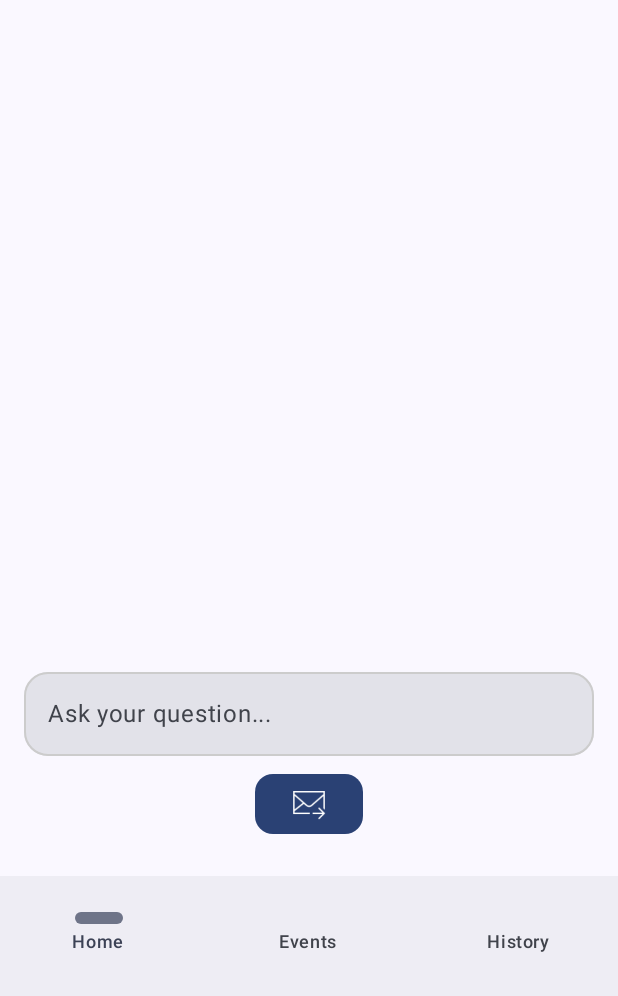
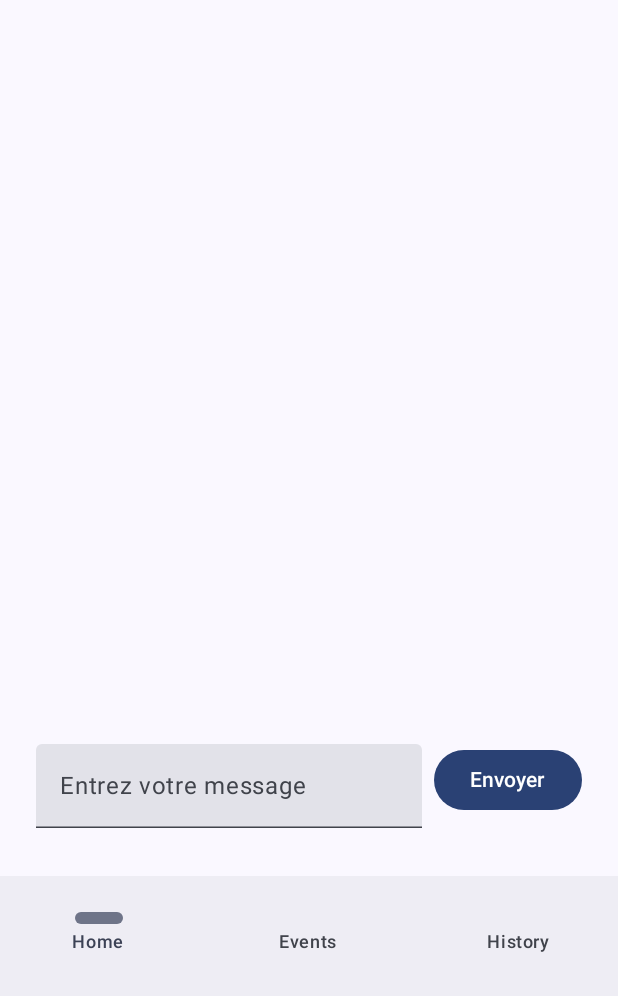
Before and after one commit to Nathan-Gorga/ISENSmartCompanion, an Android app built with Jetpack Compose: the screen it shows after launch (MainActivity), on a phone screen of 412 x 824 dp, the part 240-1236 px from its top. Run offline under Robolectric (Android 15) with nearby library versions, the phone set to English and light mode, and no system bars; libraries missing offline, so code that uses them is left out: com.google.ai.client.

Commit message:
API to Gemini AI integrated
Signed-off-by: Nathan Gorga <gorga.nathan05@gmail.com>

```diff
--- a/app/src/main/AndroidManifest.xml
+++ b/app/src/main/AndroidManifest.xml
@@ -22,6 +22,8 @@
                 <category android:name="android.intent.category.LAUNCHER" />
             </intent-filter>
         </activity>
+        <activity android:name=".EventDetailActivity" />
+
     </application>
 
 </manifest>
--- a/app/src/main/java/fr/isen/nathangorga/isensmartcompanion/MainActivity.kt
+++ b/app/src/main/java/fr/isen/nathangorga/isensmartcompanion/MainActivity.kt
@@ -1,13 +1,13 @@
 package fr.isen.nathangorga.isensmartcompanion
 
 import android.os.Bundle
-import android.widget.Toast
 import androidx.activity.ComponentActivity
 import androidx.activity.compose.setContent
 import androidx.activity.enableEdgeToEdge
 import androidx.compose.foundation.Image
 import androidx.compose.foundation.clickable
 import androidx.compose.foundation.layout.Column
+import androidx.compose.foundation.layout.Row
 import androidx.compose.foundation.layout.Spacer
 import androidx.compose.foundation.layout.fillMaxSize
 import androidx.compose.foundation.layout.fillMaxWidth
@@ -27,6 +27,7 @@ import androidx.compose.material3.NavigationBarItem
 import androidx.compose.material3.OutlinedTextField
 import androidx.compose.material3.Scaffold
 import androidx.compose.material3.Text
+import androidx.compose.material3.TextField
 import androidx.compose.material3.TextFieldDefaults
 import androidx.compose.runtime.Composable
 import androidx.compose.runtime.getValue
@@ -36,17 +37,19 @@ import androidx.compose.runtime.setValue
 import androidx.compose.ui.Alignment
 import androidx.compose.ui.Modifier
 import androidx.compose.ui.graphics.Color
-import androidx.compose.ui.platform.LocalContext
 import androidx.compose.ui.res.painterResource
 import androidx.compose.ui.tooling.preview.Preview
 import androidx.compose.ui.unit.dp
 import androidx.compose.ui.unit.sp
+import androidx.lifecycle.ViewModel
 import androidx.navigation.NavHostController
 import androidx.navigation.compose.NavHost
 import androidx.navigation.compose.composable
 import androidx.navigation.compose.currentBackStackEntryAsState
 import androidx.navigation.compose.rememberNavController
 import fr.isen.nathangorga.isensmartcompanion.ui.theme.ISENSmartCompanionTheme
+import androidx.lifecycle.viewmodel.compose.viewModel
+import androidx.compose.runtime.collectAsState
 
 class MainActivity : ComponentActivity() {
     override fun onCreate(savedInstanceState: Bundle?) {
@@ -217,57 +220,51 @@ fun PreviewEventsScreen() {
 
 
 @Composable
-fun UserInput() { //TODO : log user inputs in history page
+fun UserInput(viewModel: MainViewModel = viewModel()) {
     var userInput by remember { mutableStateOf("") }
-    var responseText by remember { mutableStateOf("") } // Holds the AI's response
-    val context = LocalContext.current // Get context for Toast
+    // Utilisation de collectAsState pour observer les réponses du StateFlow
+    val responses by viewModel.responses.collectAsState()
 
     Column(
         modifier = Modifier
-            .fillMaxWidth()
-            .padding(16.dp),
-        horizontalAlignment = Alignment.CenterHorizontally
+            .fillMaxSize()
+            .padding(16.dp)
     ) {
-
-        if (responseText.isNotEmpty()) {
-            Text(
-                text = responseText,
-                fontSize = 18.sp,
-                color = Color.Gray,
-                modifier = Modifier.padding(bottom = 8.dp) // Space before input field
-            )
+        // Affichage de l'historique du chat
+        LazyColumn(modifier = Modifier.weight(1f)) {
+            items(responses) { response ->
+                Card(modifier = Modifier.padding(8.dp)) {
+                    Text(
+                        text = response,
+                        modifier = Modifier.padding(8.dp)
+                    )
+                }
+            }
         }
-
-        OutlinedTextField(
-            value = userInput,
-            onValueChange = { userInput = it },
-            label = { Text("Ask your question...") },
+        // Zone de saisie et bouton d'envoi
+        Row(
             modifier = Modifier
                 .fillMaxWidth()
-                .padding(bottom = 8.dp), // Space between input and button
-            shape = RoundedCornerShape(16.dp),
-            colors = TextFieldDefaults.colors(
-                focusedIndicatorColor = Color.Gray,
-                unfocusedIndicatorColor = Color.LightGray
+                .padding(8.dp)
+        ) {
+            TextField(
+                value = userInput,
+                onValueChange = { userInput = it },
+                modifier = Modifier.weight(1f),
+                placeholder = { Text("Entrez votre message") }
             )
-
-        )
-
-        Button(
-            onClick = {
-
-                Toast.makeText(context, "Question Submitted", Toast.LENGTH_SHORT).show()
-
-                // TODO : add API key to have real AI interaction
-                responseText = "AI says: '${userInput.trim()}' is a great question!"
-            },
-            shape = RoundedCornerShape(12.dp)
-        ) {
-            Icon(
-                painter = painterResource(id = R.drawable.send),
-                contentDescription = "Send",
-                modifier = Modifier.size(24.dp)
-            )
+            Button(
+                onClick = {
+                    if (userInput.isNotBlank()) {
+                        // Ici, nous passons un lambda vide pour onResult, car on met à jour le StateFlow directement dans le ViewModel
+                        viewModel.sendMessageToGemini(userInput) { }
+                        userInput = ""
+                    }
+                },
+                modifier = Modifier.padding(start = 8.dp)
+            ) {
+                Text("Envoyer")
+            }
         }
     }
 }
--- /dev/null
+++ b/app/src/main/java/fr/isen/nathangorga/isensmartcompanion/MainViewModel.kt
@@ -0,0 +1,43 @@
+package fr.isen.nathangorga.isensmartcompanion
+
+import android.util.Log
+import androidx.lifecycle.ViewModel
+import androidx.lifecycle.viewModelScope
+import com.google.ai.client.generativeai.GenerativeModel
+import kotlinx.coroutines.Dispatchers
+import kotlinx.coroutines.flow.MutableStateFlow
+import kotlinx.coroutines.flow.StateFlow
+import kotlinx.coroutines.launch
+
+class MainViewModel : ViewModel() {
+
+    private val apiKey = BuildConfig.AI_API_KEY // Clé API définie dans BuildConfig
+    private val model = GenerativeModel(
+        modelName = "gemini-1.5-flash",
+        apiKey = apiKey
+    )
+
+    // Utilisation d'un StateFlow pour stocker les réponses
+    private val _responses = MutableStateFlow<List<String>>(emptyList())
+    val responses: StateFlow<List<String>> = _responses
+
+    /**
+     * Envoie le message de l'utilisateur à Gemini et ajoute la réponse à la liste.
+     * Le paramètre onResult permet éventuellement de traiter la réponse dans l'UI.
+     */
+    fun sendMessageToGemini(userInput: String, onResult: (String) -> Unit) {
+        viewModelScope.launch(Dispatchers.IO) {
+            try {
+                val response = model.generateContent(userInput)
+                val reply = response.text ?: "Aucune réponse trouvée."
+                // On ajoute le message utilisateur et la réponse de Gemini à la liste
+                _responses.value = _responses.value + "Vous : $userInput" + "\nISEN_BOT : $reply"
+                onResult(reply)
+            } catch (e: Exception) {
+                Log.e("AI_ERROR", "Erreur lors de l'appel à Gemini", e)
+                _responses.value += "Erreur : ${e.message}"
+                onResult("Erreur : ${e.message}")
+            }
+        }
+    }
+}
--- a/gradle.properties
+++ b/gradle.properties
@@ -21,3 +21,4 @@ kotlin.code.style=official
 # resources declared in the library itself and none from the library's dependencies,
 # thereby reducing the size of the R class for that library
 android.nonTransitiveRClass=true
+AI_API_KEY=AIzaSyCxXpjlgrCWZhNOqoJaF-LZVOFwVdEnmfs
```
Also changed, not shown: app/build.gradle.kts (+20 -1 lines), gradle/libs.versions.toml (+16 -0 lines), settings.gradle.kts (+13 -14 lines), build.gradle.kts (line endings or trailing spaces), gradle/wrapper/gradle-wrapper.properties, 1 other file.
